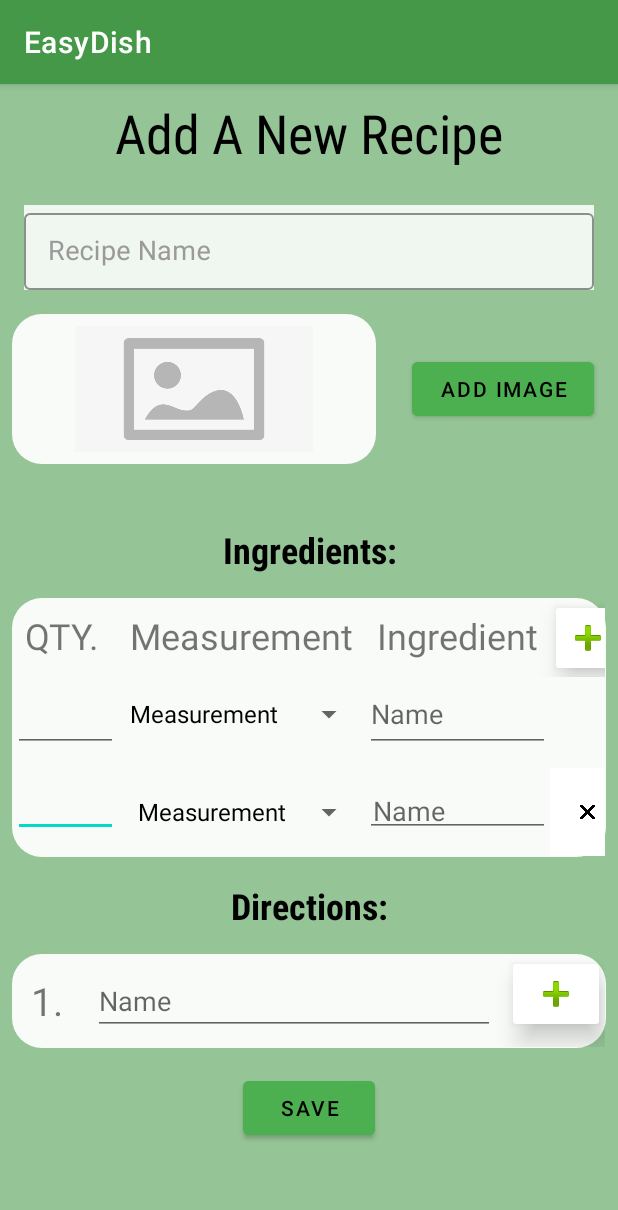
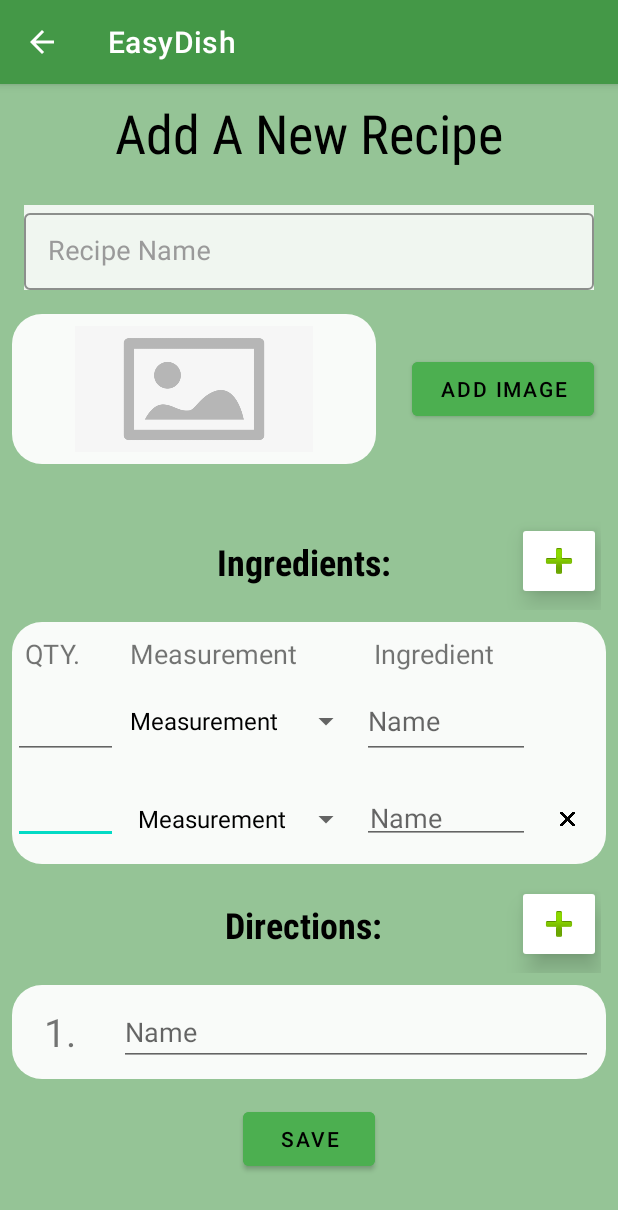
Before and after one commit to AvivitY/EasyDish, an Android app: the AddRecipeActivity screen opened directly, with no data from a screen before it, after a tap on an icon or button, on a phone screen of 412 x 824 dp. Shown: the top 1210 px of the screen. Run offline under Robolectric (Android 15) with nearby library versions, the light colour scheme and no system bars; our stand-ins replace Firebase (no records; nobody signed in at launch, a user with empty details on screens opened directly); libraries missing offline, so code that uses them is left out: com.github.dhaval2404.imagepicker; pictures from the network do not load.

Commit message:
Fix design

```diff
--- a/app/src/main/java/com/example/easydish/AddRecipeActivity.java
+++ b/app/src/main/java/com/example/easydish/AddRecipeActivity.java
@@ -12,6 +12,7 @@ import android.net.Uri;
 import android.os.Bundle;
 import android.text.InputType;
 import android.util.Log;
+import android.view.MenuItem;
 import android.view.View;
 import android.view.ViewGroup;
 import android.widget.ArrayAdapter;
@@ -63,14 +64,15 @@ public class AddRecipeActivity extends AppCompatActivity {
     String imageName;
 
     private String[] measures = {"Measurement", "CUP", "TBSP", "TSP", "PINCH","GRAM","KILOGRAM",""};
-    static int ingCount = 1;
-    static int directCount = 1;
+    private int ingCount = 1;
+    private int directCount = 1;
 
     @Override
     protected void onCreate(Bundle savedInstanceState) {
         super.onCreate(savedInstanceState);
         setContentView(R.layout.activity_add_recipe);
         findViews();
+        getSupportActionBar().setDisplayHomeAsUpEnabled(true);
         progressDialog = new ProgressDialog(this);
         ingredients = new ArrayList<>();
         directions = new ArrayList<>();
@@ -119,7 +121,6 @@ public class AddRecipeActivity extends AppCompatActivity {
 
         EditText qty = new EditText(this);
         qty.setPadding(8, 8, 8, 8);
-        qty.setEms(10);
         qty.setInputType(InputType.TYPE_CLASS_NUMBER | InputType.TYPE_NUMBER_FLAG_DECIMAL);
         TableRow.LayoutParams params0 = new TableRow.LayoutParams();
         params0.column = 0;
@@ -135,22 +136,20 @@ public class AddRecipeActivity extends AppCompatActivity {
 
         EditText name = new EditText(this);
         name.setHint("Name");
-        name.setEms(10);
         name.setPadding(8, 8, 8, 8);
         name.setInputType(InputType.TYPE_CLASS_TEXT);
         TableRow.LayoutParams params2 = new TableRow.LayoutParams();
         params2.column = 2;
-        params2.span = 2;
         name.setLayoutParams(params2);
 
         ImageButton ib = new ImageButton(this);
         ib.setPadding(30, 30, 30, 30);
         ib.setScaleType(ImageView.ScaleType.FIT_CENTER);
-        ib.setBackgroundColor(0xffffffff);
+        ib.setBackgroundColor(0x00FFFFFF);
         ib.setImageResource(R.drawable.close);
         TableRow.LayoutParams params3 = new TableRow.LayoutParams();
-        params3.height = TableLayout.LayoutParams.MATCH_PARENT;
-        params3.width = TableLayout.LayoutParams.MATCH_PARENT;
+        params3.height = TableRow.LayoutParams.MATCH_PARENT;
+        params3.width = TableRow.LayoutParams.MATCH_PARENT;
         params3.column = 3;
         params3.span = 2;
         ib.setLayoutParams(params3);
@@ -190,7 +189,7 @@ public class AddRecipeActivity extends AppCompatActivity {
         direct.setHint("Name");
         LinearLayout.LayoutParams params1 = new LinearLayout.LayoutParams(0,
                 LinearLayout.LayoutParams.MATCH_PARENT);
-        params1.weight = 7;
+        params1.weight = 5;
         direct.setLayoutParams(params1);
         ll.addView(count);
         ll.addView(direct);
@@ -344,6 +343,16 @@ public class AddRecipeActivity extends AppCompatActivity {
         }
 
     }
+
+    @Override
+    public boolean onOptionsItemSelected(@NonNull MenuItem item) {
+        int id = item.getItemId();
+        if(id == android.R.id.home){
+                onBackPressed();
+        }
+        return super.onOptionsItemSelected(item);
+    }
+
     @Override
     protected void onDestroy() {
         if(progressDialog.isShowing()) {
--- a/app/src/main/java/com/example/easydish/ProfileActivity.java
+++ b/app/src/main/java/com/example/easydish/ProfileActivity.java
@@ -104,14 +104,6 @@ public class ProfileActivity extends AppCompatActivity {
                 // This method is called once with the initial value and again
                 // whenever data at this location is updated.
                 if (!dataSnapshot.hasChildren()) {
-//                    TextView empty = new TextView(ProfileActivity.this);
-//                    empty.setText("No Recipes Yet :(");
-//                    empty.setGravity(Gravity.CENTER_HORIZONTAL);
-//                    LinearLayout.LayoutParams params = new LinearLayout.LayoutParams(
-//                            LinearLayout.LayoutParams.MATCH_PARENT
-//                            , LinearLayout.LayoutParams.WRAP_CONTENT);
-//                    empty.setLayoutParams(params);
-//                    ll.addView(empty);
                     profile_LBL_empty.setVisibility(View.VISIBLE);
                 } else {
                     profile_LBL_empty.setVisibility(View.GONE);
@@ -173,7 +165,6 @@ public class ProfileActivity extends AppCompatActivity {
                 Intent intent = new Intent(ProfileActivity.this, RecipeActivity.class);
                 intent.putExtra("recipe", new Gson().toJson(recipe));
                 startActivity(intent);
-                Toast.makeText(ProfileActivity.this, recipe.getName(), Toast.LENGTH_SHORT).show();
             }
 
             @Override
--- a/app/src/main/java/com/example/easydish/RecipesAdapter.java
+++ b/app/src/main/java/com/example/easydish/RecipesAdapter.java
@@ -9,6 +9,7 @@ import android.widget.Filter;
 import android.widget.Filterable;
 import android.widget.ImageButton;
 import android.widget.ImageView;
+import android.widget.Toast;
 
 import androidx.recyclerview.widget.RecyclerView;
 
@@ -139,13 +140,11 @@ public class RecipesAdapter extends RecyclerView.Adapter<RecyclerView.ViewHolder
                     }
                 }
             });
-
             recipe_delete.setOnClickListener(new View.OnClickListener(){
                 @Override
                 public void onClick(View view) {
                     if(resultslistener != null) {
                         resultslistener.delete(getItem(getAdapterPosition()), getAdapterPosition());
-                        notifyDataSetChanged();
                     }
                 }
             });
--- a/app/src/main/java/com/example/easydish/ResultsActivity.java
+++ b/app/src/main/java/com/example/easydish/ResultsActivity.java
@@ -161,7 +161,6 @@ public class ResultsActivity extends AppCompatActivity {
                 Intent intent = new Intent(ResultsActivity.this,RecipeActivity.class);
                 intent.putExtra("recipe",new Gson().toJson(recipe));
                 startActivity(intent);
-                Toast.makeText(ResultsActivity.this,recipe.getName(),Toast.LENGTH_SHORT).show();
             }
 
             @Override
--- a/app/src/main/res/layout/activity_add_recipe.xml
+++ b/app/src/main/res/layout/activity_add_recipe.xml
@@ -26,8 +26,8 @@
             android:textSize="36dp" />
 
         <com.google.android.material.textfield.TextInputLayout
+            android:id="@+id/add_name_layout"
             style="@style/Widget.MaterialComponents.TextInputLayout.OutlinedBox.Dense"
-            android:id="@+id/add_name_layout"
             android:layout_width="match_parent"
             android:layout_height="match_parent"
             android:layout_margin="16dp"
@@ -39,11 +39,11 @@
                 android:id="@+id/add_EDT_name"
                 android:layout_width="match_parent"
                 android:layout_height="match_parent"
+                android:backgroundTint="@color/fui_transparent"
                 android:ems="10"
-                android:backgroundTint="@color/fui_transparent"
+                android:hint="Recipe Name"
                 android:inputType="text"
                 android:textColor="@color/black"
-                android:hint="Recipe Name"
                 android:textSize="18dp" />
         </com.google.android.material.textfield.TextInputLayout>
 
@@ -71,8 +71,8 @@
                 android:layout_weight="1"
                 android:backgroundTint="#4CAF50"
                 android:elevation="10dp"
-                android:textColor="@color/black"
-                android:text="add image" />
+                android:text="add image"
+                android:textColor="@color/black" />
         </LinearLayout>
 
         <TextView
@@ -81,27 +81,43 @@
             android:layout_height="wrap_content"
             android:gravity="center"
             android:text=""
-            android:textSize="18dp"
-            android:textColor="#D1190C"/>
-
+            android:textColor="#D1190C"
+            android:textSize="18dp" />
+<LinearLayout
+    android:layout_width="match_parent"
+    android:layout_height="wrap_content"
+    android:padding="8dp"
+    android:layout_marginStart="40dp"
+    android:layout_marginEnd="15dp"
+    android:orientation="horizontal">
         <TextView
             android:id="@+id/textView3"
-            android:layout_width="match_parent"
+            android:layout_width="wrap_content"
             android:layout_height="wrap_content"
+            android:fontFamily="sans-serif-condensed"
+            android:layout_weight="1"
             android:gravity="center"
-            android:textStyle="bold"
-            android:fontFamily="sans-serif-condensed"
             android:padding="16dp"
             android:text="Ingredients:"
             android:textColor="@color/black"
-            android:textSize="24dp" />
+            android:textSize="24dp"
+            android:textStyle="bold" />
 
+        <ImageButton
+            android:id="@+id/add_BTN_ing"
+            android:layout_width="wrap_content"
+            android:layout_height="wrap_content"
+            android:backgroundTint="@color/white"
+            android:layout_gravity="center"
+            android:elevation="10dp"
+            app:srcCompat="@android:drawable/ic_input_add" />
+        </LinearLayout>
         <TableLayout
             android:id="@+id/add_table"
             android:layout_width="match_parent"
             android:layout_height="wrap_content"
+            android:layout_marginHorizontal="8dp"
             android:background="@drawable/border"
-            android:layout_marginHorizontal="8dp"
             android:stretchColumns="2">
 
             <TableRow>
@@ -111,29 +127,23 @@
                     android:layout_column="0"
                     android:padding="8dp"
                     android:text="QTY."
-                    android:textSize="24dp" />
+                    android:textSize="18dp" />
 
                 <TextView
                     android:id="@+id/add_LBL_measure"
                     android:layout_column="1"
                     android:padding="8dp"
                     android:text="Measurement"
-                    android:textSize="24dp" />
+                    android:textSize="18dp" />
 
                 <TextView
                     android:id="@+id/add_LBL_ing"
                     android:layout_column="2"
                     android:padding="8dp"
+                    android:layout_span="2"
                     android:text="Ingredient"
-                    android:textSize="24dp" />
+                    android:textSize="18dp" />
 
-                <ImageButton
-                    android:id="@+id/add_BTN_ing"
-                    android:layout_column="3"
-                    android:layout_span="2"
-                    android:backgroundTint="@color/white"
-                    android:elevation="10dp"
-                    app:srcCompat="@android:drawable/ic_input_add" />
             </TableRow>
 
             <TableRow>
@@ -143,7 +153,6 @@
                     android:layout_width="70dp"
                     android:layout_height="match_parent"
                     android:layout_column="0"
-                    android:ems="10"
                     android:inputType="numberDecimal" />
 
                 <Spinner
@@ -155,9 +164,8 @@
                     android:id="@+id/add_EDT_ing"
                     android:layout_height="match_parent"
                     android:layout_column="2"
-                    android:layout_span="2"
-                    android:ems="10"
                     android:hint="Name"
+                    android:textSize="18dp"
                     android:inputType="textPersonName" />
 
                 <ImageView
@@ -171,24 +179,41 @@
             </TableRow>
         </TableLayout>
 
+        <LinearLayout
+            android:layout_width="match_parent"
+            android:layout_height="wrap_content"
+            android:padding="8dp"
+            android:layout_marginStart="40dp"
+            android:layout_marginEnd="15dp"
+            android:orientation="horizontal">
         <TextView
             android:id="@+id/textView4"
-            android:layout_width="match_parent"
+            android:layout_width="wrap_content"
             android:layout_height="wrap_content"
             android:fontFamily="sans-serif-condensed"
             android:gravity="center"
-            android:textStyle="bold"
+            android:layout_weight="1"
             android:padding="16dp"
             android:text="Directions:"
             android:textColor="@color/black"
-            android:textSize="24dp" />
+            android:textSize="24dp"
+            android:textStyle="bold" />
+        <ImageButton
+            android:id="@+id/add_BTN_direct"
+            android:layout_width="wrap_content"
+            android:layout_height="wrap_content"
+            android:backgroundTint="@color/white"
+            android:layout_gravity="center"
+            android:elevation="10dp"
+            app:srcCompat="@android:drawable/ic_input_add" />
+        </LinearLayout>
 
         <LinearLayout
             android:id="@+id/add_LL_direction"
             android:layout_width="match_parent"
             android:layout_height="match_parent"
+            android:layout_marginHorizontal="8dp"
             android:background="@drawable/border"
-            android:layout_marginHorizontal="8dp"
             android:orientation="vertical">
 
             <LinearLayout
@@ -199,41 +224,33 @@
                 <TextView
                     android:layout_width="0dp"
                     android:layout_height="match_parent"
-                    android:layout_weight="5"
+                    android:layout_weight="1"
                     android:gravity="center"
                     android:text="1."
                     android:textSize="26dp" />
 
                 <EditText
                     android:id="@+id/add_EDT_direct"
-                    android:layout_width="wrap_content"
+                    android:layout_width="0dp"
                     android:layout_height="wrap_content"
                     android:layout_margin="8dp"
-                    android:layout_weight="6"
+                    android:layout_weight="5"
                     android:ems="10"
                     android:hint="Name"
                     android:inputType="textPersonName" />
 
-                <ImageButton
-                    android:id="@+id/add_BTN_direct"
-                    android:layout_width="wrap_content"
-                    android:layout_height="wrap_content"
-                    android:layout_weight="1"
-                    android:backgroundTint="@color/white"
-                    android:elevation="10dp"
-                    app:srcCompat="@android:drawable/ic_input_add" />
-            </LinearLayout>
+                </LinearLayout>
         </LinearLayout>
 
         <com.google.android.material.button.MaterialButton
             android:id="@+id/add_BTN_save"
             android:layout_width="wrap_content"
             android:layout_height="wrap_content"
+            android:layout_margin="16dp"
             android:backgroundTint="#4CAF50"
-            android:textColor="@color/black"
-            android:layout_margin="16dp"
             android:elevation="10dp"
-            android:text="Save" />
+            android:text="Save"
+            android:textColor="@color/black" />
     </LinearLayout>
 
 </ScrollView>
--- a/app/src/main/res/layout/activity_recipe.xml
+++ b/app/src/main/res/layout/activity_recipe.xml
@@ -10,7 +10,10 @@
     <ScrollView
         android:layout_width="match_parent"
         android:layout_height="match_parent"
-        android:layout_margin="40dp"
+        android:layout_marginStart="20dp"
+        android:layout_marginTop="40dp"
+        android:layout_marginEnd="20dp"
+        android:layout_marginBottom="40dp"
         android:background="@drawable/border">
 
         <LinearLayout
@@ -18,12 +21,14 @@
             android:layout_height="wrap_content"
             android:gravity="center_horizontal"
             android:orientation="vertical">
+
             <LinearLayout
                 android:layout_width="match_parent"
                 android:layout_height="wrap_content"
                 android:layout_marginStart="50dp"
                 android:layout_marginEnd="20dp"
                 android:orientation="horizontal">
+
                 <TextView
                     android:id="@+id/recipe_LBL_title"
                     android:layout_width="0dp"
@@ -36,6 +41,7 @@
                     android:text="Recipe Name"
                     android:textColor="@color/black"
                     android:textSize="30dp" />
+
                 <ImageButton
                     android:id="@+id/recipe_IMG_favorite"
                     android:layout_width="0dp"
@@ -44,10 +50,11 @@
                     android:layout_weight="1"
                     android:backgroundTint="@color/fui_transparent"
                     android:scaleType="fitCenter"
-                android:src="@drawable/empty_heart"/>
+                    android:src="@drawable/empty_heart" />
 
 
             </LinearLayout>
+
             <com.google.android.material.card.MaterialCardView
                 android:layout_width="250dp"
                 android:layout_height="250dp"
@@ -64,6 +71,7 @@
                 android:id="@+id/recipe_LBL_ing"
                 android:layout_width="wrap_content"
                 android:layout_height="wrap_content"
+                android:padding="8dp"
                 android:text="Ingredients:"
                 android:textColor="@color/black"
                 android:textSize="24dp" />
@@ -72,12 +80,13 @@
                 android:id="@+id/recipe_LST_ing"
                 android:layout_width="match_parent"
                 android:layout_height="wrap_content"
-                android:backgroundTint="@color/fui_transparent"/>
+                android:backgroundTint="@color/fui_transparent" />
 
             <TextView
                 android:id="@+id/recipe_LBL_direct"
                 android:layout_width="wrap_content"
                 android:layout_height="wrap_content"
+                android:padding="8dp"
                 android:text="Directions:"
                 android:textColor="@color/black"
                 android:textSize="24dp" />
@@ -86,7 +95,7 @@
                 android:id="@+id/recipe_LST_direct"
                 android:layout_width="match_parent"
                 android:layout_height="wrap_content"
-                android:backgroundTint="@color/fui_transparent"/>
+                android:backgroundTint="@color/fui_transparent" />
         </LinearLayout>
     </ScrollView>
 </RelativeLayout>
--- a/app/src/main/res/layout/list_directions.xml
+++ b/app/src/main/res/layout/list_directions.xml
@@ -4,7 +4,7 @@
     xmlns:app="http://schemas.android.com/apk/res-auto"
     android:layout_width="match_parent"
     android:layout_height="wrap_content"
-    app:cardElevation="8dp">
+    app:cardBackgroundColor="@color/fui_transparent">
 
     <RelativeLayout
         android:layout_width="match_parent"
@@ -28,7 +28,7 @@
 
             <com.google.android.material.textview.MaterialTextView
                 android:id="@+id/direction"
-                android:layout_width="wrap_content"
+                android:layout_width="0dp"
                 android:layout_height="match_parent"
                 android:layout_weight="7"
                 android:padding="8dp"
--- a/app/src/main/res/layout/list_ingredients.xml
+++ b/app/src/main/res/layout/list_ingredients.xml
@@ -4,7 +4,7 @@
     xmlns:app="http://schemas.android.com/apk/res-auto"
     android:layout_width="match_parent"
     android:layout_height="wrap_content"
-    app:cardElevation="8dp">
+    app:cardBackgroundColor="@color/fui_transparent">
 
     <RelativeLayout
         android:layout_width="match_parent"
@@ -17,7 +17,7 @@
 
             <com.google.android.material.textview.MaterialTextView
                 android:id="@+id/qty"
-                android:layout_width="wrap_content"
+                android:layout_width="0dp"
                 android:layout_height="match_parent"
                 android:layout_weight="1"
                 android:gravity="center_horizontal"
@@ -28,7 +28,7 @@
 
             <com.google.android.material.textview.MaterialTextView
                 android:id="@+id/measure"
-                android:layout_width="wrap_content"
+                android:layout_width="0dp"
                 android:layout_height="match_parent"
                 android:layout_weight="2"
                 android:gravity="center_horizontal"
@@ -39,8 +39,8 @@
 
             <com.google.android.material.textview.MaterialTextView
                 android:id="@+id/ing"
-                android:layout_width="wrap_content"
-                android:layout_height="match_parent"
+                android:layout_width="0dp"
+                android:layout_height="wrap_content"
                 android:layout_weight="3"
                 android:gravity="center_horizontal"
                 android:padding="8dp"
--- a/app/src/main/res/layout/list_recipes.xml
+++ b/app/src/main/res/layout/list_recipes.xml
@@ -41,17 +41,17 @@
                 android:layout_weight="1"
                 android:gravity="center"
                 android:textColor="@color/black"
-                android:textSize="25dp" />
+                android:textSize="20dp" />
 
             <ImageButton
                 android:id="@+id/recipe_delete"
                 android:layout_width="50dp"
                 android:layout_height="50dp"
                 android:layout_gravity="center"
-                android:visibility="gone"
                 android:backgroundTint="@color/fui_transparent"
                 android:scaleType="fitCenter"
                 android:src="@drawable/close"
+                android:visibility="gone"
                 app:tint="#DC1E10" />
 
         </androidx.appcompat.widget.LinearLayoutCompat>
```
Lines whose indentation alone changed are shown as unchanged.
